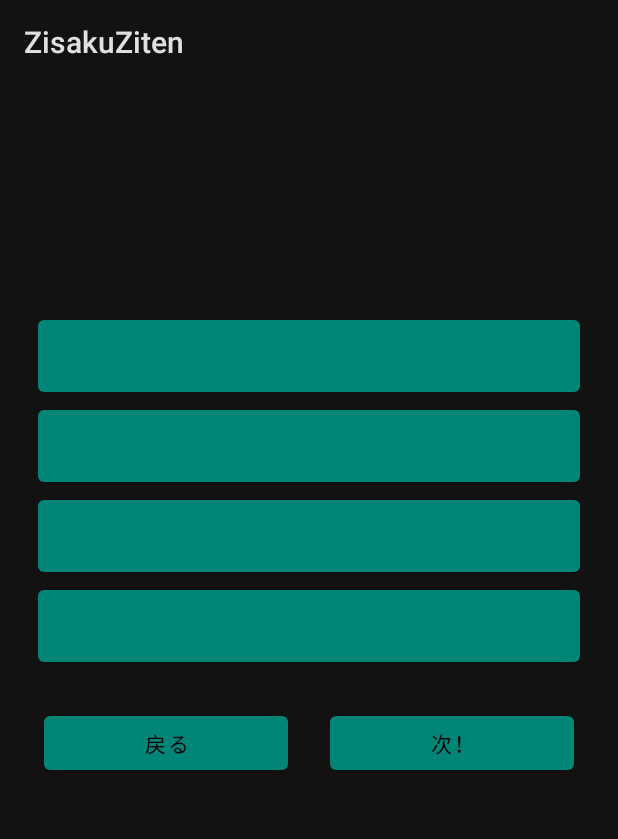
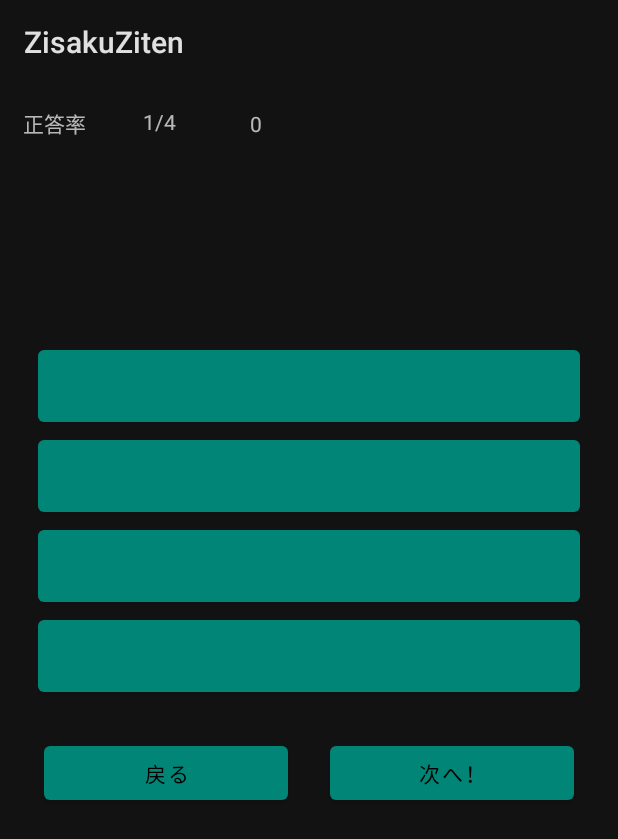
Before and after one commit to hirossan4049/ZisakuZiten, an Android app: the QuizActivity screen opened directly, with no data from a screen before it, after a tap on an icon or button, on a phone screen of 412 x 824 dp. Shown: the top 839 px of the screen. Run offline under Robolectric (Android 15) with nearby library versions, the phone set to English and light mode, and no system bars; libraries missing offline, so code that uses them is left out: io.realm; 13 statements that could not run were skipped; 3 other taps on this screen came first.

Commit message:
correct_number and incorrect append

```diff
--- a/app/src/main/AndroidManifest.xml
+++ b/app/src/main/AndroidManifest.xml
@@ -10,6 +10,7 @@
         android:roundIcon="@mipmap/ic_launcher_round"
         android:supportsRtl="true"
         android:theme="@style/AppTheme"
+        android:versionName="1.0-beta"
         >
         <activity android:name=".MainActivity">
             <intent-filter>
@@ -20,7 +21,6 @@
         </activity>
 
         <activity android:name=".CreateActivity"/>
-
         <activity android:name=".DetailActivity"/>
         <activity android:name=".QuizActivity"/>
     </application>
--- a/app/src/main/java/com/example/zisakuziten/QuizActivity.java
+++ b/app/src/main/java/com/example/zisakuziten/QuizActivity.java
@@ -4,6 +4,7 @@ import android.app.Application;
 import android.os.Bundle;
 import android.util.Log;
 import android.view.View;
+import android.widget.Button;
 import android.widget.CheckBox;
 import android.widget.ListView;
 import android.widget.TextView;
@@ -28,20 +29,34 @@ public class QuizActivity extends AppCompatActivity {
     public int answer_int;
     public TextView contentText;
     public TextView titleText_one;
-    public TextView titleText_two;
-    public TextView titleText_three;
-    public TextView titleText_four;
+    public Button titleText_two;
+    public Button titleText_three;
+    public Button titleText_four;
+
+    public TextView correct_num;
+    public TextView all_num;
+    public TextView parsent_num;
+    public int correct_number;
+    public int all_number;
+    public int parsent_number;
 
 
     @Override
     protected void onCreate(Bundle savedInstanceState) {
         super.onCreate(savedInstanceState);
         setContentView(R.layout.activity_quiz_main);
-        contentText     = (TextView)findViewById(R.id.content_text);
-        titleText_one   = (TextView)findViewById(R.id.titleText_one);
-        titleText_two   = (TextView)findViewById(R.id.titleText_two);
-        titleText_three = (TextView)findViewById(R.id.titleText_three);
-        titleText_four  = (TextView)findViewById(R.id.titleText_four);
+        contentText     = (TextView) findViewById(R.id.content_text);
+        titleText_one   = (TextView) findViewById(R.id.titleText_one);
+        titleText_two   = (Button) findViewById(R.id.titleText_two);
+        titleText_three = (Button) findViewById(R.id.titleText_three);
+        titleText_four  = (Button) findViewById(R.id.titleText_four);
+
+        correct_num  = (TextView)findViewById(R.id.correct_num);
+        all_num      = (TextView)findViewById(R.id.all_num);
+        parsent_num  = (TextView)findViewById(R.id.parsent_num);
+        correct_number = 0;
+        all_number     = 0;
+        parsent_number = 0;
 
         realm = Realm.getDefaultInstance();
         RealmResults<Ziten> results = realm.where(Ziten.class).findAll();
@@ -89,20 +104,47 @@ public class QuizActivity extends AppCompatActivity {
         titleText_four.setText(title_random_list.get(3));
     }
 
+    public void correct(){
+        all_number     += 1;
+        correct_number += 1;
+        parsent_number  = (correct_number / all_number) * 100;
+
+        correct_num.setText(String.valueOf(correct_number));
+        all_num.setText(String.valueOf(all_number));
+        parsent_num.setText(String.valueOf(parsent_number));
+    }
+    public void incorrect(){
+        all_number += 1;
+        if (correct_number == 0){
+            parsent_number = 0;
+        }else {
+            parsent_number = correct_number / all_number * 100;
+        }
+        all_num.setText(String.valueOf(all_number));
+        parsent_num.setText(String.valueOf(parsent_number));
+
+    }
+
 
     public void titleText_one(View v){
         if (answer_int == 0){
             Toast.makeText(this, "正解！", Toast.LENGTH_SHORT).show();
+            correct();
+            main();
         }else{
             Toast.makeText(this, "不正解...", Toast.LENGTH_SHORT).show();
+            incorrect();
 
         }
     }
     public void titleText_two(View v){
         if (answer_int == 1){
             Toast.makeText(this, "正解！", Toast.LENGTH_SHORT).show();
+            correct();
+            main();
         }else{
             Toast.makeText(this, "不正解...", Toast.LENGTH_SHORT).show();
+            incorrect();
 
         }
     }
@@ -110,8 +152,11 @@ public class QuizActivity extends AppCompatActivity {
     public void titleText_three(View v){
         if (answer_int == 2){
             Toast.makeText(this, "正解！", Toast.LENGTH_SHORT).show();
+            correct();
+            main();
         }else{
             Toast.makeText(this, "不正解...", Toast.LENGTH_SHORT).show();
+            incorrect();
 
         }
     }
@@ -119,9 +164,11 @@ public class QuizActivity extends AppCompatActivity {
     public void titleText_four(View v){
         if (answer_int == 3){
             Toast.makeText(this, "正解！", Toast.LENGTH_LONG).show();
+            correct();
+            main();
         }else{
             Toast.makeText(this, "不正解...", Toast.LENGTH_LONG).show();
-
+            incorrect();
         }
     }
 
@@ -130,5 +177,10 @@ public class QuizActivity extends AppCompatActivity {
     }
 
 
+    public void exit(View v){
+        finish();
+    }
+
+
 
 }
--- a/app/src/main/res/layout/activity_quiz_main.xml
+++ b/app/src/main/res/layout/activity_quiz_main.xml
@@ -8,6 +8,40 @@
         android:layout_width="match_parent"
         android:layout_height="match_parent"
         android:orientation="vertical">
+
+
+        <LinearLayout
+            android:layout_width="match_parent"
+            android:layout_height="wrap_content"
+            android:orientation="horizontal">
+
+            <TextView
+                android:layout_width="80dp"
+                android:layout_height="20dp"
+                android:text="正答率" />
+
+            <TextView
+                android:layout_width="wrap_content"
+                android:layout_height="match_parent"
+                android:text="正解数"
+                android:id="@+id/correct_num"/>
+            <TextView
+                android:layout_width="wrap_content"
+                android:layout_height="match_parent"
+                android:text="/" />
+
+            <TextView
+                android:layout_width="57dp"
+                android:layout_height="match_parent"
+                android:text="出題数"
+                android:id="@+id/all_num"/>
+            <TextView
+                android:layout_width="wrap_content"
+                android:layout_height="wrap_content"
+                android:text="10%"
+                android:id="@+id/parsent_num"/>
+        </LinearLayout>
+
 
         <TextView
             android:id="@+id/content_text"
@@ -62,6 +96,7 @@
                 android:layout_height="wrap_content"
                 android:layout_weight="1"
                 android:text="戻る"
+                android:onClick="exit"
                 android:layout_margin="14dp"/>
 
             <Button
@@ -70,7 +105,7 @@
                 android:layout_width="wrap_content"
                 android:layout_height="wrap_content"
                 android:layout_weight="1"
-                android:text="次！"
+                android:text="次へ！"
                 android:layout_margin="14dp"/>
 
         </LinearLayout>
```
